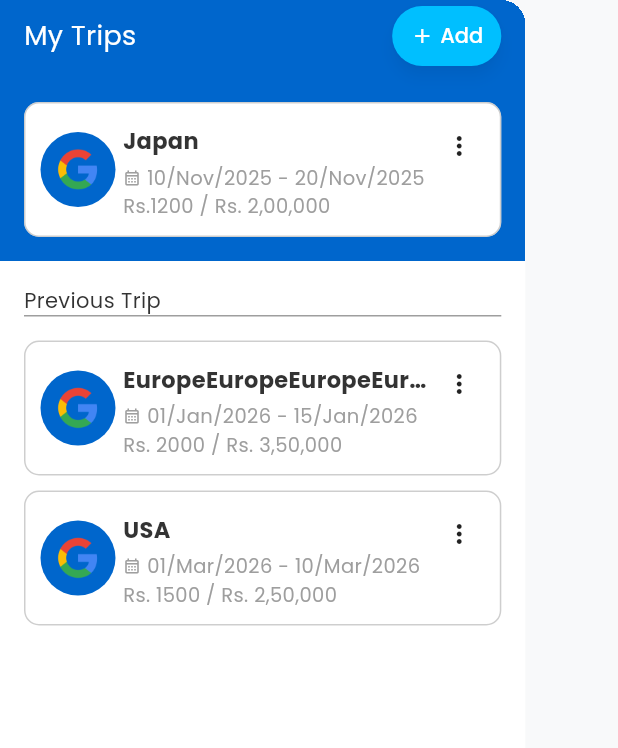
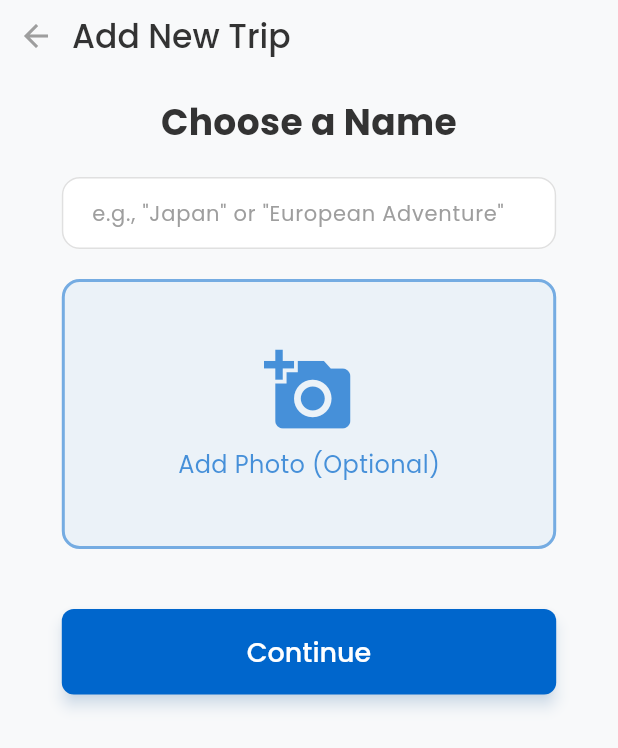
Before and after one commit to shubham1295/triptrack, a Flutter app: the AppDrawer widget shown alone on an empty page, opened directly, after a tap on "Add", on a phone screen of 412 x 824 dp. Shown: the top 748 px of the screen. Run offline on Flutter 3.47's test engine with Material 3 defaults, Android fonts, the phone set to English and light mode, and no system bars; our stand-ins replace google_fonts.

Commit message:
#8 Add AddTripScreen and update drawer UI
Introduced AddTripScreen for adding new trips and registered its route in main.dart. Updated AppDrawer to use a new world icon image and refactored the add trip button to navigate to AddTripScreen. Minor formatting improvements in app_constants.dart and added routeName to LoginScreen.

```diff
--- a/lib/main.dart
+++ b/lib/main.dart
@@ -1,8 +1,9 @@
 import 'package:flutter/material.dart';
 import 'package:provider/provider.dart';
+import 'package:triptrack/screens/add_trip_screen.dart'; // Import AddTripScreen
 import 'services/theme_provider.dart';
 import 'theme/app_theme.dart';
-import 'screens/login_screen.dart';
+import 'screens/login_screen.dart'; // Import LoginScreen
 
 void main() {
   runApp(
@@ -25,7 +26,11 @@ class MyApp extends StatelessWidget {
           theme: AppTheme.lightTheme,
           darkTheme: AppTheme.darkTheme,
           themeMode: themeProvider.themeMode,
-          home: const LoginScreen(),
+          initialRoute: LoginScreen.routeName, // Set initial route
+          routes: {
+            LoginScreen.routeName: (context) => const LoginScreen(),
+            AddTripScreen.routeName: (context) => const AddTripScreen(),
+          },
           debugShowCheckedModeBanner: true,
         );
       },
--- /dev/null
+++ b/lib/screens/add_trip_screen.dart
@@ -0,0 +1,160 @@
+import 'package:flutter/material.dart';
+
+class AddTripScreen extends StatefulWidget {
+  static const String routeName = '/add-trip';
+
+  const AddTripScreen({super.key});
+
+  @override
+  State<AddTripScreen> createState() => _AddTripScreenState();
+}
+
+class _AddTripScreenState extends State<AddTripScreen> {
+  final _tripNameController = TextEditingController();
+  // Placeholder for image path, if any
+  String? _imagePath;
+
+  @override
+  void dispose() {
+    _tripNameController.dispose();
+    super.dispose();
+  }
+
+  void _addPhoto() {
+    // TODO: Implement image picking logic
+    print('Add photo tapped');
+  }
+
+  void _continue() {
+    // TODO: Implement continue logic (e.g., save trip name and photo, navigate next)
+    print(
+      'Continue tapped. Trip Name: ${_tripNameController.text}, Image Path: $_imagePath',
+    );
+    Navigator.of(context).pop(); // For now, just pop back
+  }
+
+  @override
+  Widget build(BuildContext context) {
+    return Scaffold(
+      body: Column(
+        children: [
+          SafeArea(
+            child: Row(
+              children: [
+                const BackButton(),
+                Text(
+                  'Add New Trip',
+                  style: Theme.of(context).textTheme.titleLarge,
+                ),
+              ],
+            ),
+          ),
+          Expanded(
+            child: SingleChildScrollView(
+              padding: const EdgeInsets.symmetric(
+                horizontal: 24.0,
+                vertical: 16.0,
+              ),
+              child: Column(
+                mainAxisAlignment: MainAxisAlignment.center,
+                crossAxisAlignment: CrossAxisAlignment.center,
+                children: [
+                  const Text(
+                    'Choose a Name',
+                    style: TextStyle(fontSize: 24, fontWeight: FontWeight.bold),
+                    textAlign: TextAlign.center,
+                  ),
+                  const SizedBox(height: 20), // Consistent spacing
+                  SizedBox(
+                    width: MediaQuery.of(context).size.width * 0.8,
+                    child: TextField(
+                      controller: _tripNameController,
+                      decoration: const InputDecoration(
+                        hintText: 'e.g., "Japan" or "European Adventure"',
+                        border: OutlineInputBorder(),
+                        hintStyle: TextStyle(fontSize: 14.0),
+                      ),
+                    ),
+                  ),
+                  const SizedBox(height: 20), // Consistent spacing
+                  InkWell(
+                    onTap: _addPhoto,
+                    borderRadius: BorderRadius.circular(12),
+                    child: Container(
+                      height: 180,
+                      width: MediaQuery.of(context).size.width * 0.8,
+                      decoration: BoxDecoration(
+                        color: Theme.of(
+                          context,
+                        ).colorScheme.primary.withOpacity(0.05),
+                        borderRadius: BorderRadius.circular(12),
+                        border: Border.all(
+                          color: Theme.of(
+                            context,
+                          ).colorScheme.primary.withOpacity(0.5),
+                          style: BorderStyle.solid,
+                          width: 2,
+                        ),
+                      ),
+                      child: _imagePath != null
+                          ? ClipRRect(
+                              borderRadius: BorderRadius.circular(10),
+                              child: Image.asset(
+                                _imagePath!,
+                                height: 180,
+                                width: double.infinity,
+                                fit: BoxFit.cover,
+                              ),
+                            )
+                          : Column(
+                              mainAxisAlignment: MainAxisAlignment.center,
+                              children: [
+                                Icon(
+                                  Icons.add_a_photo,
+                                  size: 60,
+                                  color: Theme.of(
+                                    context,
+                                  ).colorScheme.primary.withOpacity(0.7),
+                                ),
+                                const SizedBox(height: 8),
+                                Text(
+                                  'Add Photo (Optional)',
+                                  style: TextStyle(
+                                    color: Theme.of(
+                                      context,
+                                    ).colorScheme.primary.withOpacity(0.7),
+                                    fontSize: 16,
+                                  ),
+                                ),
+                              ],
+                            ),
+                    ),
+                  ),
+                  const SizedBox(
+                    height: 40,
+                  ), // Increased spacing before the button
+                  SizedBox(
+                    width: MediaQuery.of(context).size.width * 0.8,
+                    child: ElevatedButton(
+                      onPressed: _continue,
+                      style: ElevatedButton.styleFrom(
+                        padding: const EdgeInsets.symmetric(vertical: 15),
+                        shape: RoundedRectangleBorder(
+                          borderRadius: BorderRadius.circular(8),
+                        ),
+                      ),
+                      child: const Text(
+                        'Continue',
+                        style: TextStyle(fontSize: 18),
+                      ),
+                    ),
+                  ),
+                ],
+              ),
+            ),
+          ),
+        ],
+      ),
+    );
+  }
+}
--- a/lib/screens/login_screen.dart
+++ b/lib/screens/login_screen.dart
@@ -7,6 +7,7 @@ import 'home_screen.dart';
 const double _kButtonWidth = 280.0;
 
 class LoginScreen extends StatelessWidget {
+  static const String routeName = '/login';
   const LoginScreen({super.key});
 
   void _navigateToHome(BuildContext context) {
--- a/lib/theme/app_constants.dart
+++ b/lib/theme/app_constants.dart
@@ -1,7 +1,9 @@
 import 'package:flutter/material.dart';
 
 class AppConstants {
-  static const BorderRadius cardBorderRadius = BorderRadius.all(Radius.circular(10));
+  static const BorderRadius cardBorderRadius = BorderRadius.all(
+    Radius.circular(10),
+  );
   static const double avatarRadius = 25;
   static const double popupMenuIconSize = 20;
   static const double calendarIconSize = 12;
@@ -15,7 +17,7 @@ class AppConstants {
   static const double sizedBoxHeight = 20;
   static const double sizedBoxWidth = 4;
   static const double bottomNavBarSelectedItemAlpha = 0.6;
-  static const List<Map<String, dynamic>> categories = [
+  static final List<Map<String, dynamic>> categories = [
     {
       'name': 'Transportation',
       'icon': Icons.directions_car,
@@ -46,11 +48,7 @@ class AppConstants {
       'icon': Icons.local_activity,
       'color': Colors.pink.shade400,
     },
-    {
-      'name': 'Drinks',
-      'icon': Icons.local_bar,
-      'color': Colors.amber.shade400,
-    },
+    {'name': 'Drinks', 'icon': Icons.local_bar, 'color': Colors.amber.shade400},
     {'name': 'Coffee', 'icon': Icons.coffee, 'color': Colors.brown.shade400},
     {'name': 'Flight', 'icon': Icons.flight, 'color': Colors.cyan.shade400},
     {
--- a/lib/widgets/app_drawer.dart
+++ b/lib/widgets/app_drawer.dart
@@ -1,4 +1,5 @@
 import 'package:flutter/material.dart';
+import 'package:triptrack/screens/add_trip_screen.dart'; // Import the new screen
 import 'package:triptrack/theme/app_constants.dart';
 import 'package:triptrack/theme/app_strings.dart';
 import 'package:triptrack/widgets/trip_card.dart';
@@ -40,47 +41,12 @@ class AppDrawer extends StatelessWidget {
                         ),
                       ),
                       const Spacer(),
-                      ElevatedButton(
-                        onPressed: () {
-                          // Handle "My Trip" button tap
-                        },
-                        style: ElevatedButton.styleFrom(
-                          backgroundColor: Theme.of(
-                            context,
-                          ).colorScheme.secondary,
-                          foregroundColor: Theme.of(
-                            context,
-                          ).colorScheme.onSecondary,
-                          padding: const EdgeInsets.symmetric(
-                            horizontal: 12,
-                            vertical: 6,
-                          ),
-                          shape: RoundedRectangleBorder(
-                            borderRadius: BorderRadius.circular(20),
-                          ),
-                          elevation: 4,
-                        ),
-                        child: Row(
-                          children: [
-                            const Icon(
-                              Icons.add,
-                              size: AppConstants.addIconSize,
-                            ),
-                            const SizedBox(width: AppConstants.sizedBoxWidth),
-                            const Text(
-                              AppStrings.add,
-                              style: TextStyle(
-                                fontSize: AppConstants.addTextFontSize,
-                              ),
-                            ),
-                          ],
-                        ),
-                      ),
+                      const _AddTripButton(),
                     ],
                   ),
                   const SizedBox(height: AppConstants.sizedBoxHeight),
                   const TripCard(
-                    imageUrl: 'assets/images/google_logo.png',
+                    imageUrl: 'assets/images/world-icon.jpg',
                     title: 'Japan',
                     date: '10/Nov/2025 - 20/Nov/2025',
                     budget: 'Rs.1200 / Rs. 2,00,000',
@@ -114,14 +80,14 @@ class AppDrawer extends StatelessWidget {
               padding: const EdgeInsets.all(16.0),
               children: const [
                 TripCard(
-                  imageUrl: 'assets/images/google_logo.png',
+                  imageUrl: 'assets/images/world-icon.jpg',
                   title: 'EuropeEuropeEuropeEuropeEuropeEuropeEuropeEurope',
                   date: '01/Jan/2026 - 15/Jan/2026',
                   budget: 'Rs. 2000 / Rs. 3,50,000',
                 ),
                 SizedBox(height: AppConstants.tripCardHeight),
                 TripCard(
-                  imageUrl: 'assets/images/google_logo.png',
+                  imageUrl: 'assets/images/world-icon.jpg',
                   title: 'USA',
                   date: '01/Mar/2026 - 10/Mar/2026',
                   budget: 'Rs. 1500 / Rs. 2,50,000',
@@ -134,3 +100,33 @@ class AppDrawer extends StatelessWidget {
     );
   }
 }
+
+class _AddTripButton extends StatelessWidget {
+  const _AddTripButton();
+
+  @override
+  Widget build(BuildContext context) {
+    return ElevatedButton(
+      onPressed: () {
+        Navigator.of(context).pushNamed(AddTripScreen.routeName); // Navigate to AddTripScreen
+      },
+      style: ElevatedButton.styleFrom(
+        backgroundColor: Theme.of(context).colorScheme.secondary,
+        foregroundColor: Theme.of(context).colorScheme.onSecondary,
+        padding: const EdgeInsets.symmetric(horizontal: 12, vertical: 6),
+        shape: RoundedRectangleBorder(borderRadius: BorderRadius.circular(20)),
+        elevation: 4,
+      ),
+      child: Row(
+        children: [
+          const Icon(Icons.add, size: AppConstants.addIconSize),
+          const SizedBox(width: AppConstants.sizedBoxWidth),
+          const Text(
+            AppStrings.add,
+            style: TextStyle(fontSize: AppConstants.addTextFontSize),
+          ),
+        ],
+      ),
+    );
+  }
+}
```
Also changed, not shown: assets/images/world-icon.jpg (added).
